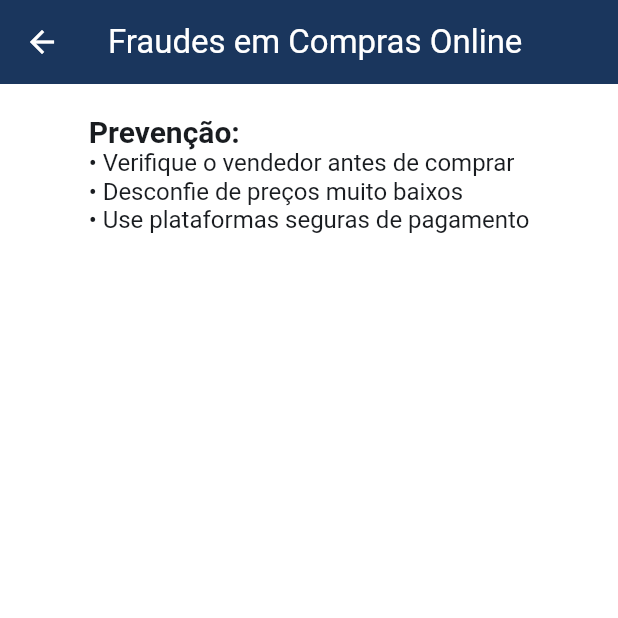
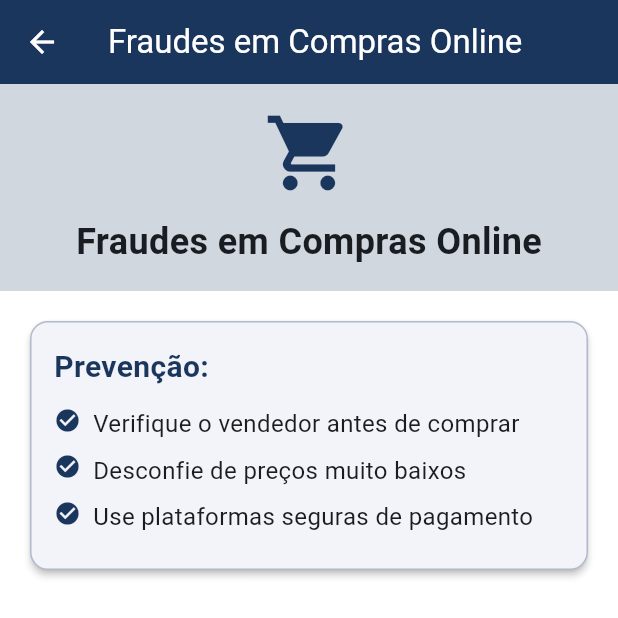
Before and after one commit to matheusclemente/protetor_digital_prototipo, a Flutter app: the CardsScreen screen opened directly, after a tap on "Fraudes em Compras Online", on a phone screen of 412 x 824 dp, the top half of it. Run offline on Flutter 3.47's test engine with Material 3 defaults, Android fonts, the light colour scheme and no system bars; our stand-ins replace introduction_screen.

Commit message:
Enhance cards screen and card details UI

```diff
--- a/lib/features/cards/card_details_screen.dart
+++ b/lib/features/cards/card_details_screen.dart
@@ -57,49 +57,115 @@ class CardDetailsScreen extends StatelessWidget {
         ]
       },
     ];
+
+    final String titulo = [
+      'Golpes Bancários',
+      'Phishing',
+      'Falsificação de Sites',
+      'Fraudes em Compras Online'
+    ][cardIndex];
+    const Color cardColor = Color(0xFF1A365D);
+
     return Scaffold(
       appBar: AppBar(
-        title: Text(['Golpes Bancários', 'Phishing', 'Falsificação de Sites', 'Fraudes em Compras Online'][cardIndex]),
+        title: Text(titulo),
+        elevation: 0,
       ),
-      body: Padding(
+      body: Column(
+        children: [
+          // Cabeçalho com cor e ícone
+          Container(
+            width: double.infinity,
+            color: cardColor.withOpacity(0.2),
+            padding: const EdgeInsets.all(16.0),
+            child: Column(
+              children: [
+                Icon(
+                  [
+                    Icons.account_balance,
+                    Icons.phishing,
+                    Icons.web,
+                    Icons.shopping_cart
+                  ][cardIndex],
+                  size: 60,
+                  color: cardColor,
+                ),
+                const SizedBox(height: 12),
+                Text(
+                  titulo,
+                  style: const TextStyle(
+                    fontSize: 24,
+                    fontWeight: FontWeight.bold,
+                  ),
+                ),
+              ],
+            ),
+          ),
+          // Conteúdo
+          Expanded(
+            child: Padding(
               padding: const EdgeInsets.all(20.0),
-        child: Align(
-          alignment: Alignment.topCenter,
               child: SingleChildScrollView(
                 child: Column(
+                  crossAxisAlignment: CrossAxisAlignment.start,
                   children: [
                     for (final cardText in detalhesCartoes[cardIndex]['textos'])
-                  Padding(
-                    padding: const EdgeInsets.only(bottom: 20),
-                    child: RichText(
-                      text: TextSpan(
+                      Card(
+                        elevation: 2,
+                        margin: const EdgeInsets.only(bottom: 20),
+                        shape: RoundedRectangleBorder(
+                          borderRadius: BorderRadius.circular(12),
+                          side: BorderSide(
+                              color: cardColor.withOpacity(0.3), width: 1),
+                        ),
+                        child: Padding(
+                          padding: const EdgeInsets.all(16.0),
+                          child: Column(
+                            crossAxisAlignment: CrossAxisAlignment.start,
                             children: [
-                          TextSpan(
-                            text: cardText['header'] + '\n',
+                              Text(
+                                cardText['header'],
                                 style: TextStyle(
                                   fontWeight: FontWeight.bold,
                                   fontSize: 20,
-                              color: Theme.of(context).textTheme.bodyLarge?.color,
+                                  color: cardColor,
                                 ),
                               ),
-                          ...cardText['body'].map<TextSpan>((item) => TextSpan(
-                            text: '• $item\n',
-                            style: TextStyle(
-                              fontWeight: FontWeight.normal,
+                              const SizedBox(height: 12),
+                              ...cardText['body']
+                                  .map<Widget>((item) => Padding(
+                                        padding:
+                                            const EdgeInsets.only(bottom: 8.0),
+                                        child: Row(
+                                          crossAxisAlignment:
+                                              CrossAxisAlignment.start,
+                                          children: [
+                                            Icon(Icons.check_circle,
+                                                size: 18, color: cardColor),
+                                            const SizedBox(width: 8),
+                                            Expanded(
+                                              child: Text(
+                                                item,
+                                                style: const TextStyle(
                                                   fontSize: 16,
-                              color: Theme.of(context).textTheme.bodyMedium?.color,
                                                 ),
-                          )).toList(),
+                                              ),
+                                            ),
+                                          ],
+                                        ),
+                                      ))
+                                  .toList(),
                             ],
                           ),
                         ),
                       ),
-                const SizedBox(height: 20),
                   ],
                 ),
               ),
             ),
           ),
+        ],
+      ),
     );
   }
 }
--- a/lib/features/cards/cards_screen.dart
+++ b/lib/features/cards/cards_screen.dart
@@ -6,28 +6,105 @@ class CardsScreen extends StatelessWidget {
   const CardsScreen({super.key});
   @override
   Widget build(BuildContext context) {
+    final List<Map<String, dynamic>> cards = [
+      {
+        'title': 'Golpes Bancários',
+        'icon': Icons.account_balance,
+        'color': Colors.red,
+        'description': 'Fraudes envolvendo contas bancárias e cartões',
+      },
+      {
+        'title': 'Phishing',
+        'icon': Icons.phishing,
+        'color': Colors.orange,
+        'description': 'Tentativas de obter dados pessoais por engano',
+      },
+      {
+        'title': 'Falsificação de Sites',
+        'icon': Icons.web,
+        'color': Colors.blue,
+        'description': 'Sites falsos que imitam empresas legítimas',
+      },
+      {
+        'title': 'Fraudes em Compras Online',
+        'icon': Icons.shopping_cart,
+        'color': Colors.green,
+        'description': 'Golpes em lojas virtuais e marketplaces',
+      },
+    ];
+
+    const cardColor = Color(0xFF1A365D);
     return Scaffold(
       appBar: AppBar(
         title: const Text('Golpes Comuns'),
+        elevation: 0,
       ),
-      body: Center(
-        child: ListView.separated(
-          itemCount: 4,
+      body: Padding(
+        padding: const EdgeInsets.all(12.0),
+        child: ListView.builder(
+          itemCount: cards.length,
           itemBuilder: (BuildContext context, int index) {
-            return ListTile(
-              title: Text(['Golpes Bancários', 'Phishing', 'Falsificação de Sites', 'Fraudes em Compras Online'][index]),
-              onTap: () {
-                Navigator.push(
+            return Card(
+              margin: const EdgeInsets.only(bottom: 16),
+              elevation: 2,
+              shape: RoundedRectangleBorder(
+                  borderRadius: BorderRadius.circular(12)),
+              child: InkWell(
+                borderRadius: BorderRadius.circular(12),
+                onTap: () {
+                  Navigator.push(
                     context,
                     MaterialPageRoute(
-                        builder: (context) => CardDetailsScreen(
-                              cardIndex: index,
-                            )));
-              },
+                      builder: (context) => CardDetailsScreen(cardIndex: index),
+                    ),
+                  );
+                },
+                child: Padding(
+                  padding: const EdgeInsets.all(16.0),
+                  child: Row(
+                    children: [
+                      Container(
+                        padding: const EdgeInsets.all(12),
+                        decoration: BoxDecoration(
+                          color: cardColor.withOpacity(0.2),
+                          borderRadius: BorderRadius.circular(8),
+                        ),
+                        child: Icon(
+                          cards[index]['icon'],
+                          color: cardColor,
+                          size: 32,
+                        ),
+                      ),
+                      const SizedBox(width: 16),
+                      Expanded(
+                        child: Column(
+                          crossAxisAlignment: CrossAxisAlignment.start,
+                          children: [
+                            Text(
+                              cards[index]['title'],
+                              style: const TextStyle(
+                                fontSize: 18,
+                                fontWeight: FontWeight.bold,
+                              ),
+                            ),
+                            const SizedBox(height: 4),
+                            Text(
+                              cards[index]['description'],
+                              style: TextStyle(
+                                fontSize: 14,
+                                color: Colors.grey[600],
+                              ),
+                            ),
+                          ],
+                        ),
+                      ),
+                      const Icon(Icons.arrow_forward_ios, size: 16),
+                    ],
+                  ),
+                ),
+              ),
             );
           },
-          separatorBuilder: (BuildContext context, int index) =>
-              const Divider(),
         ),
       ),
     );
--- a/lib/main.dart
+++ b/lib/main.dart
@@ -35,7 +35,7 @@ class App extends StatelessWidget {
           background: Colors.white,
         ),
         scaffoldBackgroundColor: Colors.white,
-        appBarTheme: AppBarTheme(
+        appBarTheme: const AppBarTheme(
           backgroundColor: primaryColor,
           foregroundColor: Colors.white,
           iconTheme: IconThemeData(color: Colors.white),
@@ -95,12 +95,14 @@ class OnBoardingPageState extends State<OnBoardingPage> {
       pages: [
         PageViewModel(
           title: 'Proteção Contra Golpes',
-          body: 'Aprenda a identificar e prevenir os principais tipos de golpes digitais',
+          body:
+              'Aprenda a identificar e prevenir os principais tipos de golpes digitais',
           decoration: pageDecoration,
         ),
         PageViewModel(
           title: 'Checklists de Segurança',
-          body: 'Verifique se está seguindo todas as práticas recomendadas de segurança',
+          body:
+              'Verifique se está seguindo todas as práticas recomendadas de segurança',
           decoration: pageDecoration,
         ),
         PageViewModel(
@@ -154,7 +156,7 @@ class MainScreen extends StatelessWidget {
   Widget build(BuildContext context) {
     return Scaffold(
       appBar: AppBar(
-        title: const Text('Digital Shield'),
+        title: const Text('Protetor Digital'),
       ),
       body: Column(
         children: [
@@ -163,21 +165,18 @@ class MainScreen extends StatelessWidget {
             padding: const EdgeInsets.all(8),
             child: Column(
               children: [
-                Text(
-                  'Stay safe online',
+                const Text(
+                  'Segurança online',
                   style: TextStyle(
-                    color: Colors.white,
-                    fontSize: 24,
-                    fontWeight: FontWeight.bold
-                  ),
+                      color: Colors.white,
+                      fontSize: 24,
+                      fontWeight: FontWeight.bold),
                 ),
                 const SizedBox(height: 8),
                 Text(
                   'Aprenda a se proteger de golpes digitais',
                   style: TextStyle(
-                    color: Colors.white.withOpacity(0.9),
-                    fontSize: 16
-                  ),
+                      color: Colors.white.withOpacity(0.9), fontSize: 16),
                   textAlign: TextAlign.center,
                 ),
               ],
@@ -191,31 +190,40 @@ class MainScreen extends StatelessWidget {
                 childAspectRatio: 0.85,
                 mainAxisSpacing: 12,
                 crossAxisSpacing: 12,
-                padding: EdgeInsets.symmetric(horizontal: 16, vertical: 8),
+                padding:
+                    const EdgeInsets.symmetric(horizontal: 16, vertical: 8),
                 children: [
                   _buildFeatureCard(
                     context,
                     Icons.article,
                     'Cartões Educativos',
-                    () => Navigator.push(context, MaterialPageRoute(builder: (_) => const CardsScreen())),
+                    () => Navigator.push(context,
+                        MaterialPageRoute(builder: (_) => const CardsScreen())),
                   ),
                   _buildFeatureCard(
                     context,
                     Icons.checklist,
                     'Checklists',
-                    () => Navigator.push(context, MaterialPageRoute(builder: (_) => const ChecklistScreen())),
+                    () => Navigator.push(
+                        context,
+                        MaterialPageRoute(
+                            builder: (_) => const ChecklistScreen())),
                   ),
                   _buildFeatureCard(
                     context,
                     Icons.analytics,
                     'Analisador de Mensagens',
-                    () => Navigator.push(context, MaterialPageRoute(builder: (_) => const MessageAnalyzerScreen())),
+                    () => Navigator.push(
+                        context,
+                        MaterialPageRoute(
+                            builder: (_) => const MessageAnalyzerScreen())),
                   ),
                   _buildFeatureCard(
                     context,
                     Icons.link,
                     'Sites Úteis',
-                    () => Navigator.push(context, MaterialPageRoute(builder: (_) => UsefulLinksScreen())),
+                    () => Navigator.push(context,
+                        MaterialPageRoute(builder: (_) => UsefulLinksScreen())),
                   ),
                 ],
               ),
@@ -226,7 +234,8 @@ class MainScreen extends StatelessWidget {
     );
   }
 
-  Widget _buildFeatureCard(BuildContext context, IconData icon, String title, VoidCallback onTap) {
+  Widget _buildFeatureCard(
+      BuildContext context, IconData icon, String title, VoidCallback onTap) {
     return Card(
       elevation: 2,
       child: InkWell(
@@ -243,20 +252,16 @@ class MainScreen extends StatelessWidget {
               Text(
                 title,
                 style: TextStyle(
-                  fontSize: 18,
-                  fontWeight: FontWeight.w600,
-                  color: Theme.of(context).primaryColor
-                ),
+                    fontSize: 18,
+                    fontWeight: FontWeight.w600,
+                    color: Theme.of(context).primaryColor),
                 textAlign: TextAlign.center,
               ),
               const SizedBox(height: 8),
               Text(
                 _getDescription(title),
                 style: TextStyle(
-                  fontSize: 14,
-                  color: Colors.grey[600],
-                  height: 1.4
-                ),
+                    fontSize: 14, color: Colors.grey[600], height: 1.4),
                 textAlign: TextAlign.center,
               ),
             ],
```
Lines whose indentation alone changed are shown as unchanged.
